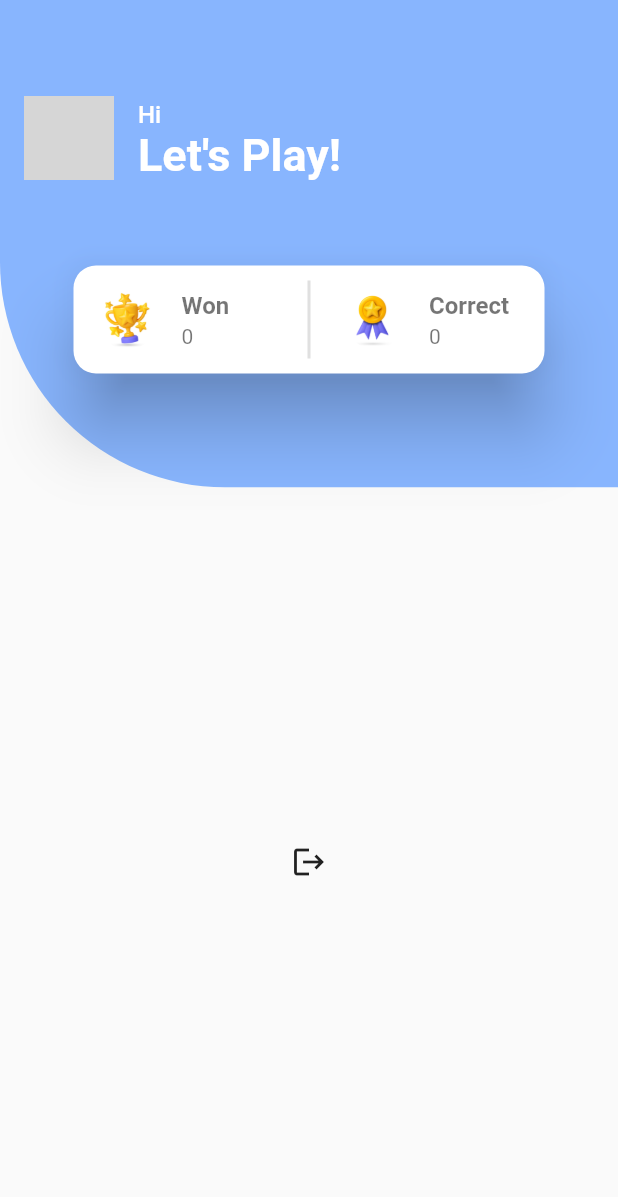
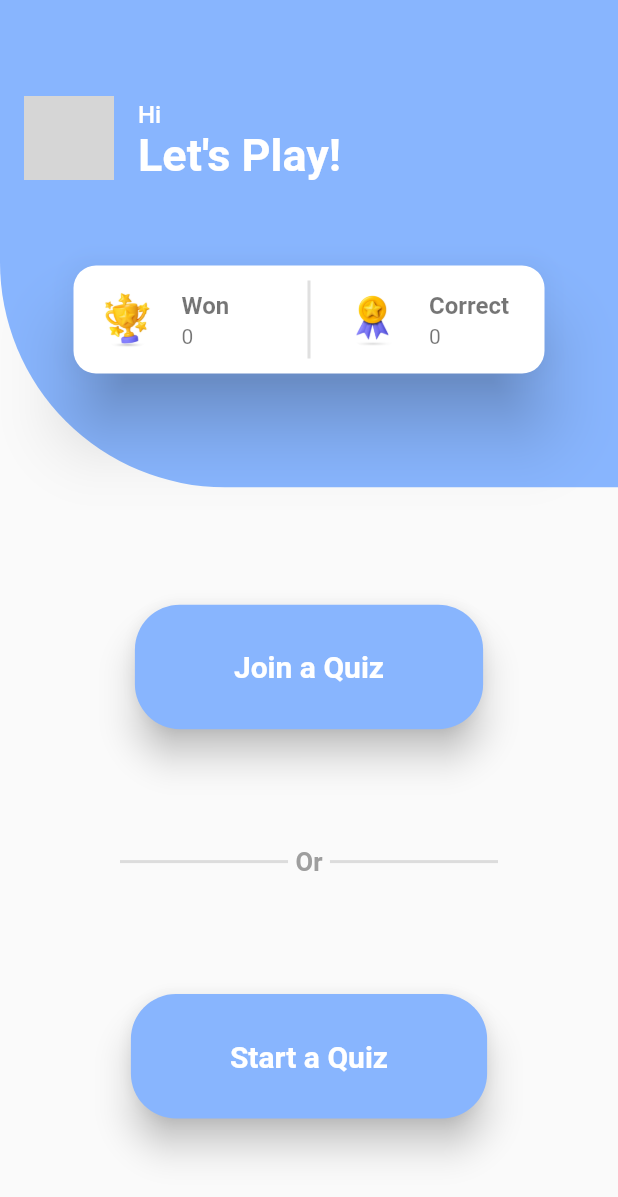
Before and after one commit to giving-back/quizkidz, a Flutter app: the screen it shows once a user with an empty profile is signed in, on a phone screen of 412 x 824 dp. Shown: the top 1197 px of the screen. Run offline on Flutter 3.47's test engine with Material 2 defaults, Android fonts, the phone set to English and light mode, and no system bars; our stand-ins replace awesome_snackbar_content, cloud_firestore, firebase_auth, firebase_core, flutter_riverpod, flutter_spinkit and 3 more; accounts and stored records are empty; grey boxes are pictures that could not be loaded.

Commit message:
quiz buttons

```diff
--- /dev/null
+++ b/lib/components/quiz_button.dart
@@ -0,0 +1,48 @@
+import 'package:flutter/material.dart';
+import 'package:quizkidz/util/util.dart';
+
+class QuizButton extends StatelessWidget {
+  final String text;
+  final Function()? onTap;
+
+  const QuizButton({
+    super.key,
+    required this.text,
+    required this.onTap,
+  });
+
+  @override
+  Widget build(BuildContext context) {
+    return ElevatedButton(
+      style: ButtonStyle(
+        shape: MaterialStateProperty.all<RoundedRectangleBorder>(
+          RoundedRectangleBorder(
+            borderRadius: BorderRadius.circular(30.0),
+          ),
+        ),
+        elevation: MaterialStateProperty.all<double>(
+          10,
+        ),
+        backgroundColor: MaterialStateProperty.all<Color>(
+          const Color(kBlueColor),
+        ),
+        textStyle: MaterialStateProperty.all<TextStyle>(
+          const TextStyle(
+            fontWeight: FontWeight.bold,
+            fontSize: 20,
+          ),
+        ),
+      ),
+      child: Padding(
+        padding: const EdgeInsets.only(
+          left: 50,
+          right: 50,
+          top: 30,
+          bottom: 30,
+        ),
+        child: Text(text),
+      ),
+      onPressed: () {},
+    );
+  }
+}
--- /dev/null
+++ b/lib/components/signout_icon.dart
@@ -0,0 +1,27 @@
+import 'package:flutter/material.dart';
+import 'package:flutter_riverpod/flutter_riverpod.dart';
+import 'package:quizkidz/components/custom_snack_alert.dart';
+import 'package:quizkidz/providers/auth_provider.dart';
+
+class SignoutIcon extends ConsumerWidget {
+  const SignoutIcon({Key? key}) : super(key: key);
+
+  @override
+  Widget build(BuildContext context, WidgetRef ref) {
+    final authService = ref.watch(authServicesProvider);
+
+    return IconButton(
+      onPressed: () async => await authService.signOut().then(
+            (value) => value.match(
+              (error) => ScaffoldMessenger.of(context)
+                ..hideCurrentSnackBar()
+                ..showSnackBar(
+                  CustomSnackAlert.showErrorSnackBar(),
+                ),
+              (r) {},
+            ),
+          ),
+      icon: const Icon(Icons.logout),
+    );
+  }
+}
--- /dev/null
+++ b/lib/components/text_divider.dart
@@ -0,0 +1,40 @@
+import 'package:flutter/material.dart';
+
+class TextDivider extends StatelessWidget {
+  final String text;
+
+  const TextDivider({
+    super.key,
+    required this.text,
+  });
+
+  @override
+  Widget build(BuildContext context) {
+    return Row(
+      children: [
+        const Expanded(
+          child: Divider(
+            thickness: 2,
+            indent: 80,
+            endIndent: 5,
+          ),
+        ),
+        Text(
+          text,
+          style: const TextStyle(
+            color: Colors.grey,
+            fontWeight: FontWeight.bold,
+            fontSize: 17,
+          ),
+        ),
+        const Expanded(
+          child: Divider(
+            thickness: 2,
+            indent: 5,
+            endIndent: 80,
+          ),
+        ),
+      ],
+    );
+  }
+}
--- a/lib/screen/home_screen.dart
+++ b/lib/screen/home_screen.dart
@@ -1,7 +1,8 @@
 import 'package:flutter/material.dart';
 import 'package:flutter_riverpod/flutter_riverpod.dart';
-import 'package:quizkidz/components/custom_snack_alert.dart';
 import 'package:quizkidz/components/loading_spinner.dart';
+import 'package:quizkidz/components/quiz_button.dart';
+import 'package:quizkidz/components/text_divider.dart';
 import 'package:quizkidz/providers/auth_provider.dart';
 import 'package:quizkidz/util/util.dart';
 
@@ -12,7 +13,6 @@ class HomeScreen extends ConsumerWidget {
 
   @override
   Widget build(BuildContext context, WidgetRef ref) {
-    final authService = ref.watch(authServicesProvider);
     final appUser = ref.watch(appUserByIdProvider(uid));
 
     return appUser.when(
@@ -133,18 +133,21 @@ class HomeScreen extends ConsumerWidget {
           ),
           Expanded(
             flex: 65,
-            child: IconButton(
-              onPressed: () async => await authService.signOut().then(
-                    (value) => value.match(
-                      (error) => ScaffoldMessenger.of(context)
-                        ..hideCurrentSnackBar()
-                        ..showSnackBar(
-                          CustomSnackAlert.showErrorSnackBar(),
-                        ),
-                      (r) {},
-                    ),
-                  ),
-              icon: const Icon(Icons.logout),
+            child: Column(
+              mainAxisAlignment: MainAxisAlignment.spaceEvenly,
+              children: [
+                QuizButton(
+                  text: 'Join a Quiz',
+                  onTap: () {},
+                ),
+                const TextDivider(
+                  text: 'Or',
+                ),
+                QuizButton(
+                  text: 'Start a Quiz',
+                  onTap: () {},
+                ),
+              ],
             ),
           ),
         ],
```
